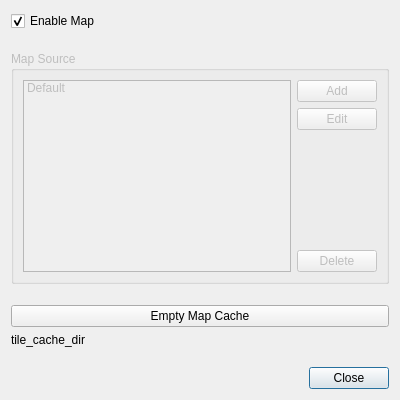
This is frameworks/qt/plugins/map/dmzQtPluginMapProperties.ui in dmzgroup/dmz as Qt 5 draws it before an edit. The edited form follows.
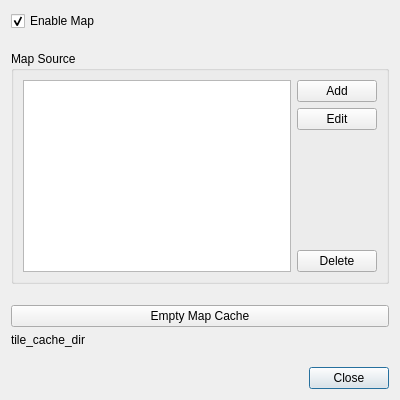
This is the edited form.

The edit to the form file:
```diff
--- a/frameworks/qt/plugins/map/dmzQtPluginMapProperties.ui
+++ b/frameworks/qt/plugins/map/dmzQtPluginMapProperties.ui
@@ -40,7 +40,7 @@
    <item>
     <widget class="QGroupBox" name="groupBox">
      <property name="enabled">
-      <bool>false</bool>
+      <bool>true</bool>
      </property>
      <property name="title">
       <string>Map Source</string>
@@ -48,11 +48,15 @@
      <layout class="QGridLayout" name="gridLayout">
       <item row="0" column="0" rowspan="4">
        <widget class="QListWidget" name="mapAdapterListWidget">
-        <item>
-         <property name="text">
-          <string>Default</string>
-         </property>
-        </item>
+        <property name="alternatingRowColors">
+         <bool>true</bool>
+        </property>
+        <property name="selectionBehavior">
+         <enum>QAbstractItemView::SelectRows</enum>
+        </property>
+        <property name="currentRow">
+         <number>-1</number>
+        </property>
        </widget>
       </item>
       <item row="0" column="1">
```
Left out of the diff: 20 changed lines with no effect on the pictures.
